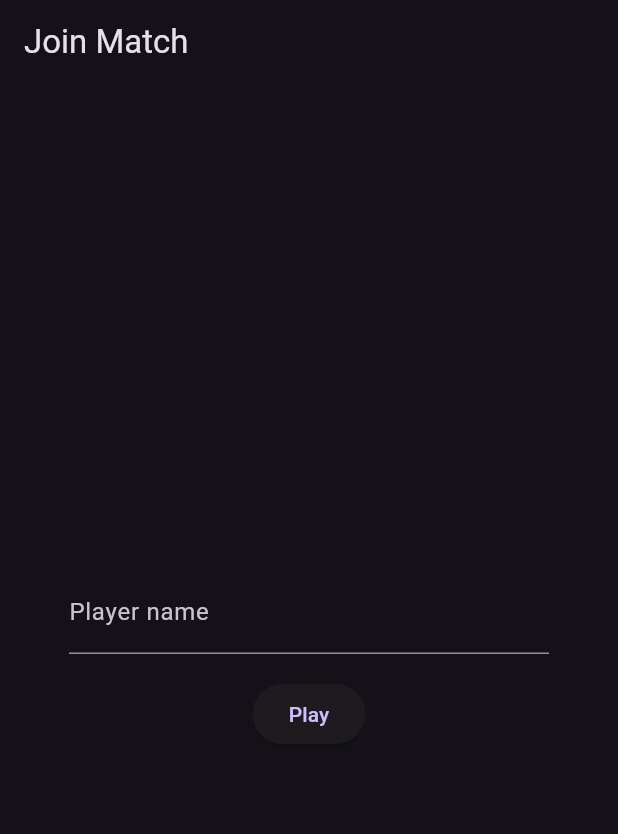
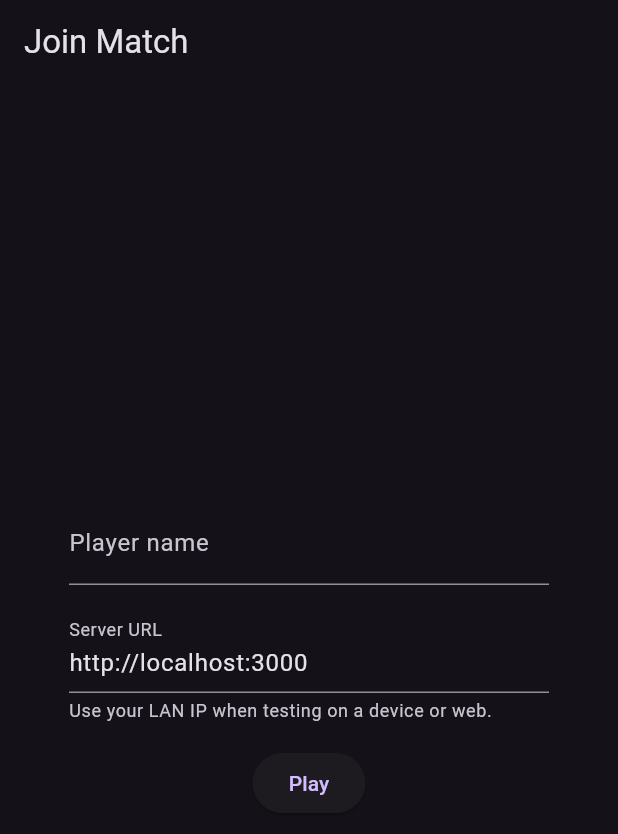
Before and after one commit to mumarshaikh64/ai-app, a Flutter app: the screen it shows after launch, on a phone screen of 412 x 824 dp. Shown: the top 834 px of the screen. Run offline on Flutter 3.47's test engine with Material 3 defaults, Android fonts, the light colour scheme and no system bars; our stand-ins replace socket_io_client.

Commit message:
Add configurable server URL for web preview

```diff
--- a/client/lib/main.dart
+++ b/client/lib/main.dart
@@ -30,10 +30,12 @@ class LobbyScreen extends StatefulWidget {
 
 class _LobbyScreenState extends State<LobbyScreen> {
   final nameController = TextEditingController();
+  final serverController = TextEditingController(text: 'http://localhost:3000');
 
   @override
   void dispose() {
     nameController.dispose();
+    serverController.dispose();
     super.dispose();
   }
 
@@ -54,12 +56,24 @@ class _LobbyScreenState extends State<LobbyScreen> {
                 ),
               ),
               const SizedBox(height: 16),
+              TextField(
+                controller: serverController,
+                decoration: const InputDecoration(
+                  labelText: 'Server URL',
+                  helperText: 'Use your LAN IP when testing on a device or web.',
+                ),
+              ),
+              const SizedBox(height: 16),
               ElevatedButton(
                 onPressed: () {
                   final name = nameController.text.trim();
+                  final serverUrl = serverController.text.trim();
                   Navigator.of(context).push(
                     MaterialPageRoute(
-                      builder: (_) => GameScreen(playerName: name.isEmpty ? 'Player' : name),
+                      builder: (_) => GameScreen(
+                        playerName: name.isEmpty ? 'Player' : name,
+                        serverUrl: serverUrl.isEmpty ? 'http://localhost:3000' : serverUrl,
+                      ),
                     ),
                   );
                 },
@@ -74,9 +88,10 @@ class _LobbyScreenState extends State<LobbyScreen> {
 }
 
 class GameScreen extends StatefulWidget {
-  const GameScreen({super.key, required this.playerName});
+  const GameScreen({super.key, required this.playerName, required this.serverUrl});
 
   final String playerName;
+  final String serverUrl;
 
   @override
   State<GameScreen> createState() => _GameScreenState();
@@ -94,7 +109,7 @@ class _GameScreenState extends State<GameScreen> {
   void initState() {
     super.initState();
     socket = io.io(
-      'http://localhost:3000',
+      widget.serverUrl,
       io.OptionBuilder().setTransports(['websocket']).build(),
     );
 
```
Also changed, not shown: 1 other file.
